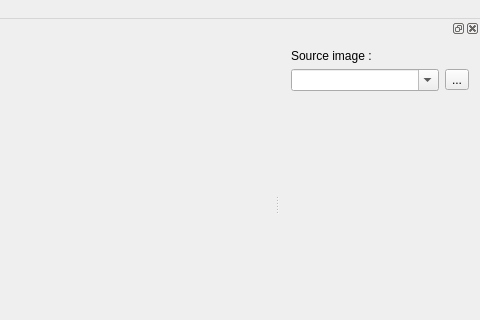
The window that mainwindow.ui (redkite001/imagetagger) describes before a commit, drawn with Qt 5; both pictures show x 197 to 677 and y 0 to 320 of the 677 by 410 pixel window.
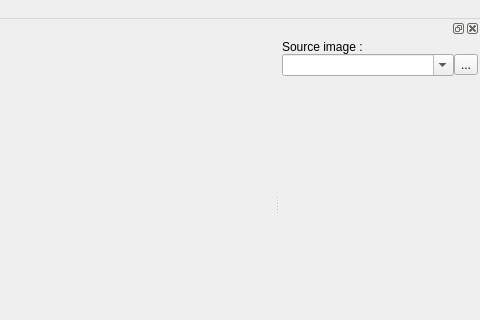
The same window after the commit.

The edit to the form file:
```diff
--- a/mainwindow.ui
+++ b/mainwindow.ui
@@ -61,6 +61,12 @@
    </attribute>
    <widget class="QWidget" name="dockWidgetContents_3">
     <layout class="QVBoxLayout" name="verticalLayout">
+     <property name="spacing">
+      <number>0</number>
+     </property>
+     <property name="margin">
+      <number>2</number>
+     </property>
      <item>
       <widget class="QLabel" name="imagePathL">
        <property name="text">
@@ -73,6 +79,9 @@
      </item>
      <item>
       <layout class="QHBoxLayout" name="horizontalLayout">
+       <property name="spacing">
+        <number>0</number>
+       </property>
        <item>
         <widget class="QComboBox" name="imagePathCB">
          <property name="editable">
```
